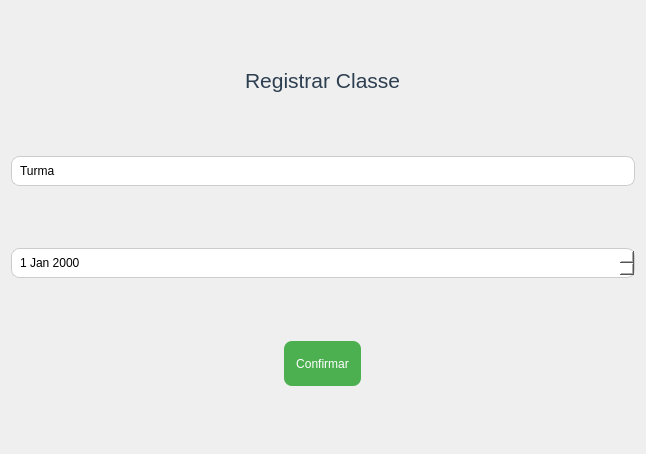
Above: App/view/ui/registerClass.ui from Senac-SOR-ADS/Gerenciamento-Escolar before the change. Below: the same form after it.
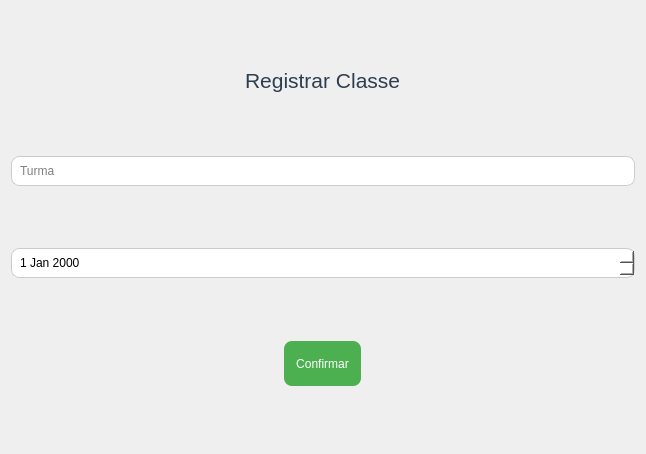
That is the form after the change. Icons and pictures are not drawn.

What changed in the file:
```diff
--- a/App/view/ui/registerClass.ui
+++ b/App/view/ui/registerClass.ui
@@ -92,6 +92,9 @@
    <item row="3" column="0">
     <widget class="QLineEdit" name="turma">
      <property name="text">
+      <string/>
+     </property>
+     <property name="placeholderText">
       <string>Turma</string>
      </property>
     </widget>
```
